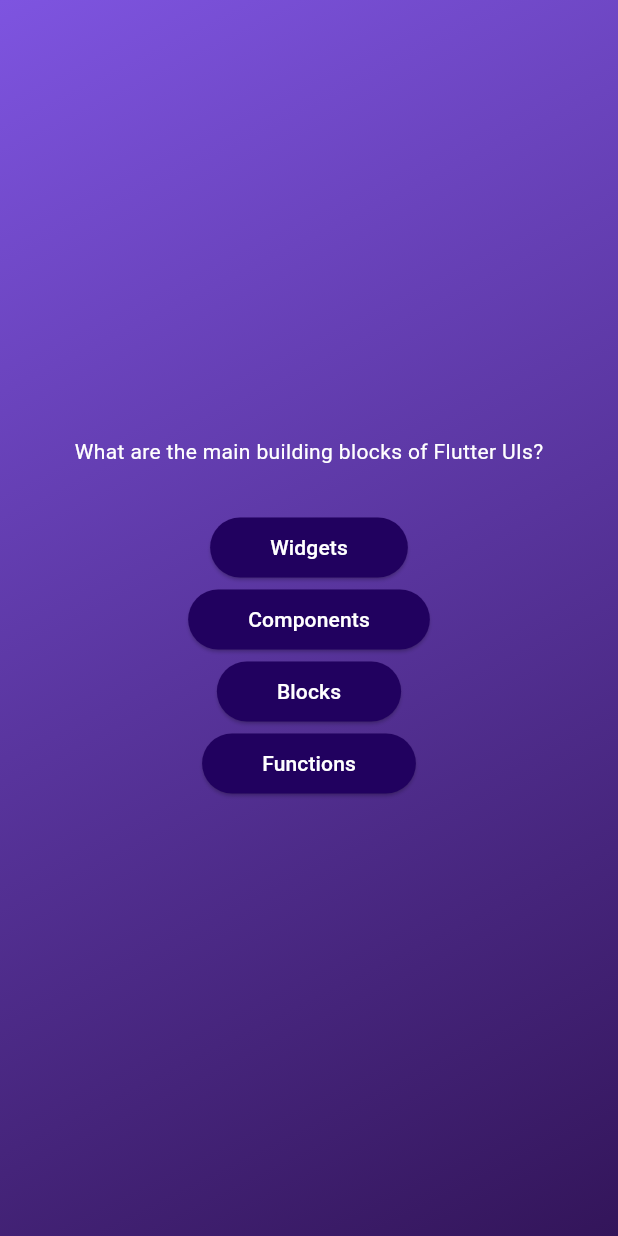
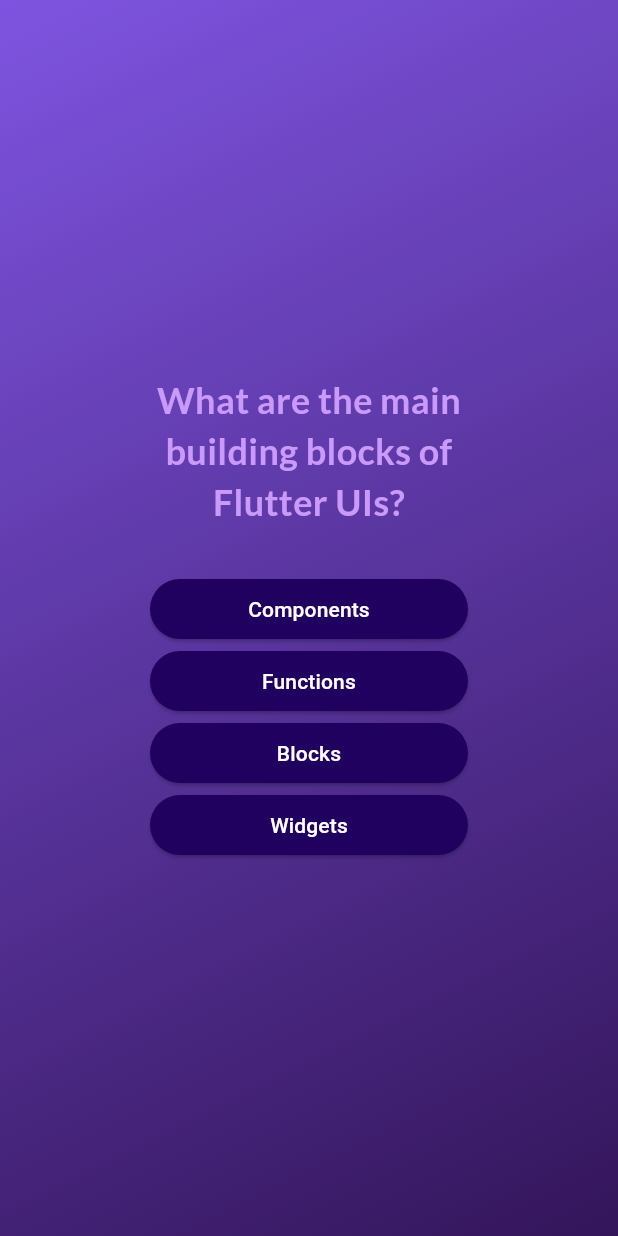
Before and after one commit to aakross/adv_basics, a Flutter app: the screen it shows after launch, after a tap on "Start Quiz", on a phone screen of 412 x 824 dp. Run offline on Flutter 3.47's test engine with Material 3 defaults, Android fonts, the phone set to English and light mode, and no system bars; our stand-ins replace google_fonts.

Commit message:
19/04/2024

```diff
--- a/lib/answer_button.dart
+++ b/lib/answer_button.dart
@@ -10,7 +10,7 @@ class AnswerButton extends StatelessWidget {
   @override
   Widget build(BuildContext context) {
     return ElevatedButton(
-      onPressed: () {},
+      onPressed: onTap, //onTap es el estado de las preguntas que recibe
       style: ElevatedButton.styleFrom(
         padding: const EdgeInsets.symmetric(vertical: 10, horizontal: 40),
         backgroundColor: const Color.fromARGB(255, 33, 1, 95),
@@ -19,7 +19,10 @@ class AnswerButton extends StatelessWidget {
           borderRadius: BorderRadius.circular(40),
         ),
       ),
-      child: Text(answerText),
+      child: Text(
+        answerText,
+        textAlign: TextAlign.center,
+      ),
     );
   }
 }
--- a/lib/models/quiz_questions.dart
+++ b/lib/models/quiz_questions.dart
@@ -2,4 +2,10 @@ class QuizQuestion {
   QuizQuestion(this.text, this.answers);
   final String text;
   final List<String> answers;
+
+  List<String> getShuffleAnswers() { //Aqui se crea una copia de la lista de answers y una vez copiada se barajean y se mandan a llamar en questions_screens
+    final shuffledList = List.of(answers); //Of permite crear una nueva lista basada en otra lista lo que significa que copia una lista existente
+    shuffledList.shuffle();
+    return shuffledList;
+  }
 }
--- a/lib/questions_screen.dart
+++ b/lib/questions_screen.dart
@@ -1,6 +1,7 @@
 import 'package:flutter/material.dart';
 import 'package:adv_basics/answer_button.dart';
 import 'package:adv_basics/data/questions.dart';
+import 'package:google_fonts/google_fonts.dart';
 
 class QuestionsScreen extends StatefulWidget {
   const QuestionsScreen({super.key});
@@ -12,40 +13,50 @@ class QuestionsScreen extends StatefulWidget {
 }
 
 class _QuestionsScreenState extends State<QuestionsScreen> {
+  var currentQuestionIndex = 0;
+
+  void anwersQuestion() {
+    // currentQuestionIndex = currentQuestionIndex + 1;
+    // currentQuestionIndex += 1; //Aqui le estamos diciendo a Dart que currentQuestionIndex va a ser igual a el valor actual + 1
+    setState(() {
+      currentQuestionIndex++; //Esto hace lo mismo que los dos anteriores ejemplos de incrementar + 1 el valor actual de currentQuestionIndex
+    });
+  }
+
   @override
   Widget build(context) {
-    final currentQuestion = questions[0];
+    final currentQuestion = questions[
+        currentQuestionIndex]; //Aqui se pasa currentQuestionIndex por lo que es el estado actual
     return SizedBox(
       width: double.infinity,
+      child: Container(
+        margin: const EdgeInsets.all(100),
         child: Column(
           mainAxisAlignment: MainAxisAlignment.center,
+          crossAxisAlignment: CrossAxisAlignment.stretch,
           children: [
             Text(
               currentQuestion.text,
-            style: const TextStyle(
-              color: Colors.white,
+              style: GoogleFonts.lato(
+                color: const Color.fromARGB(255, 201, 153, 251),
+                fontSize: 24,
+                fontWeight: FontWeight.bold,
               ),
+              textAlign: TextAlign.center,
             ),
-          const SizedBox(
-            height: 30,
-          ),
-          AnswerButton(
-            answerText: currentQuestion.answers[0],
-            onTap: () {},
-          ),
-          AnswerButton(
-            answerText: currentQuestion.answers[1],
-            onTap: () {},
-          ),
-          AnswerButton(
-            answerText: currentQuestion.answers[2],
-            onTap: () {},
-          ),
-          AnswerButton(
-            answerText: currentQuestion.answers[3],
-            onTap: () {},
+            const SizedBox(height: 30),
+            ...currentQuestion.getShuffleAnswers().map(
+              (asnwer) {
+                // El operador spread lo que hace es crear una copia de la lista y pasarla, se utilizao el spread porque en un children no pueden estar una lista dentro de una lista
+                //El item es la forma en que se llamaran los datos que contiene AnswerQuestions, puede llevar cualquier otro nombre pero se suigere ese
+                return AnswerButton(
+                  answerText: asnwer,
+                  onTap: anwersQuestion,
+                );
+              },
             ),
           ],
+        ),
       ),
     );
   }
--- a/lib/start_screen.dart
+++ b/lib/start_screen.dart
@@ -1,5 +1,5 @@
 import 'package:flutter/material.dart';
-
+import 'package:google_fonts/google_fonts.dart';
 
 class StartScreen extends StatelessWidget {
   const StartScreen(this.startQuiz, {super.key});
@@ -27,21 +27,19 @@ class StartScreen extends StatelessWidget {
           const SizedBox(
             height: 80,
           ),
-          const Text(
+          Text(
             'Learn Flutter the fun way!',
-            style: TextStyle(
-              color: Color.fromARGB(255, 237, 223, 252),
-              fontSize: 24,
-            ),
+            style: GoogleFonts.lato(
+                color: const Color.fromARGB(255, 237, 223, 252), fontSize: 24),
           ),
           const SizedBox(
             height: 30,
           ),
-          OutlinedButton(
-            onPressed:
-              startQuiz,
+          OutlinedButton.icon(
+            onPressed: startQuiz,
             style: OutlinedButton.styleFrom(foregroundColor: Colors.white),
-            child: const Text('Start Quiz'),
+            icon: const Icon(Icons.arrow_right_alt),
+            label: const Text('Start Quiz'),
           ),
         ],
       ),
--- a/pubspec.yaml
+++ b/pubspec.yaml
@@ -35,6 +35,7 @@ dependencies:
   # The following adds the Cupertino Icons font to your application.
   # Use with the CupertinoIcons class for iOS style icons.
   cupertino_icons: ^1.0.2
+  google_fonts: 6.1.0
 
 dev_dependencies:
   flutter_test:
```
Also changed, not shown: pubspec.lock, 1 other file. Lines whose indentation alone changed are shown as unchanged.
